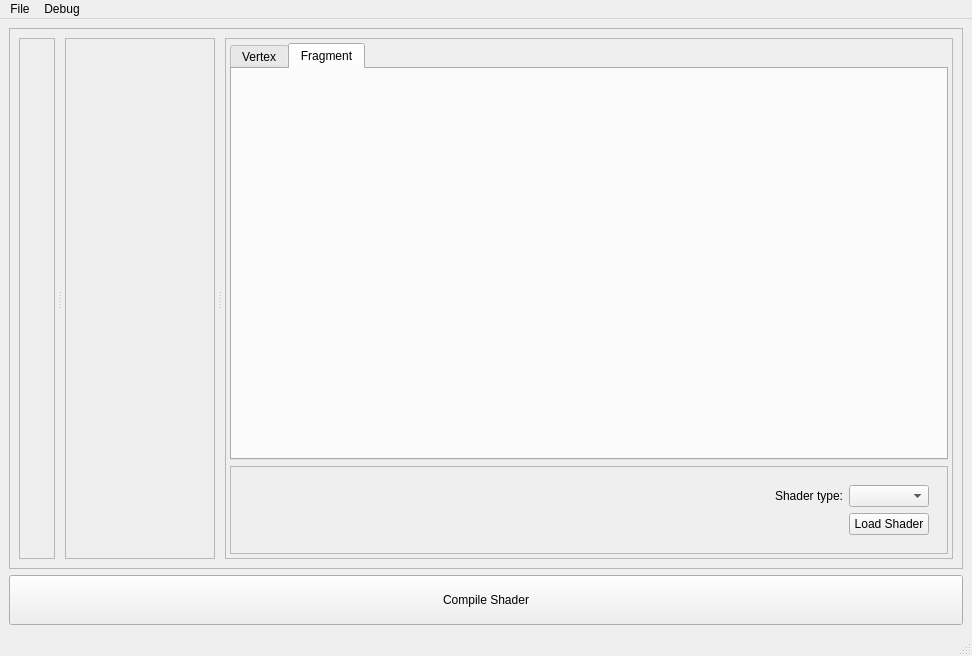
Qt form ui/MainWindow.ui (NCCA/ShaderEnvironmentBuilder) before a commit.
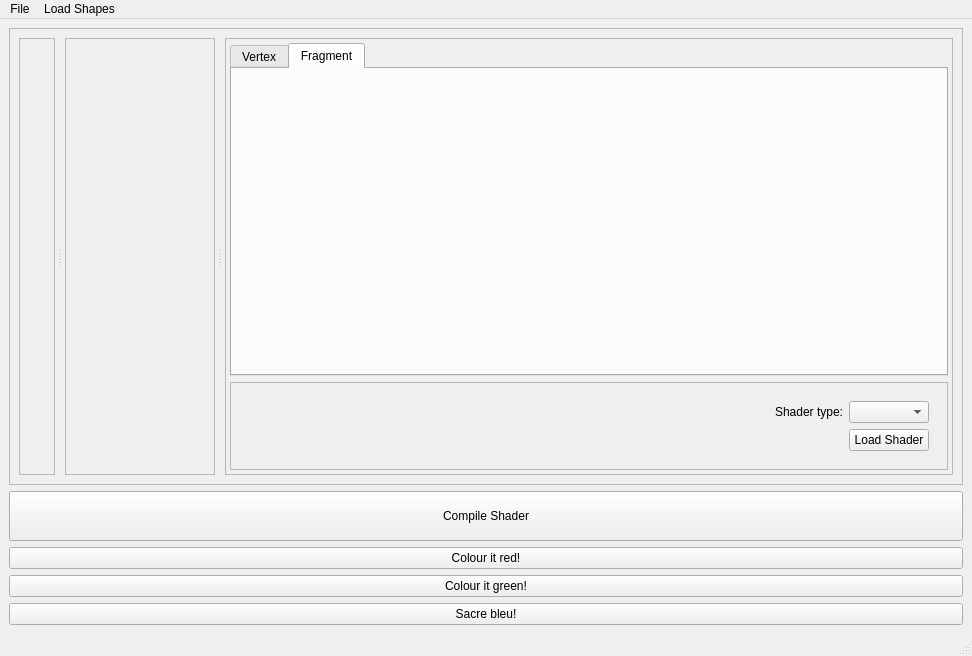
The same form after that commit. The open tabs and pages were chosen to show the change.

Commit message: Got shapes to work, still need to fix .obj import

```diff
--- a/ui/MainWindow.ui
+++ b/ui/MainWindow.ui
@@ -264,6 +264,27 @@
       </property>
      </widget>
     </item>
+    <item>
+     <widget class="QPushButton" name="pushButtonR">
+      <property name="text">
+       <string>Colour it red!</string>
+      </property>
+     </widget>
+    </item>
+    <item>
+     <widget class="QPushButton" name="pushButtonG">
+      <property name="text">
+       <string>Colour it green!</string>
+      </property>
+     </widget>
+    </item>
+    <item>
+     <widget class="QPushButton" name="pushButtonB">
+      <property name="text">
+       <string>Sacre bleu!</string>
+      </property>
+     </widget>
+    </item>
    </layout>
   </widget>
   <widget class="QMenuBar" name="menubar">
@@ -286,7 +307,7 @@
    </widget>
    <widget class="QMenu" name="menuDebug">
     <property name="title">
-     <string>Debug</string>
+     <string>Load Shapes</string>
     </property>
     <addaction name="separator"/>
     <addaction name="actionLoad_obj"/>
```
Left out of the diff: 6 changed lines with no effect on the pictures. The commit also changes 6 other files.
